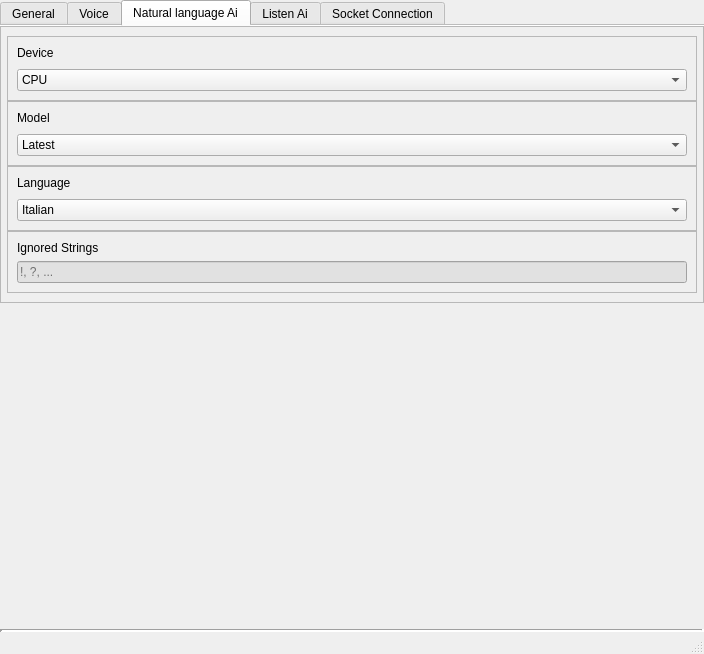
The window that ui/dialogs/settings.ui (GitGinocchio/custom-assistant) describes before a commit, drawn with Qt 5.
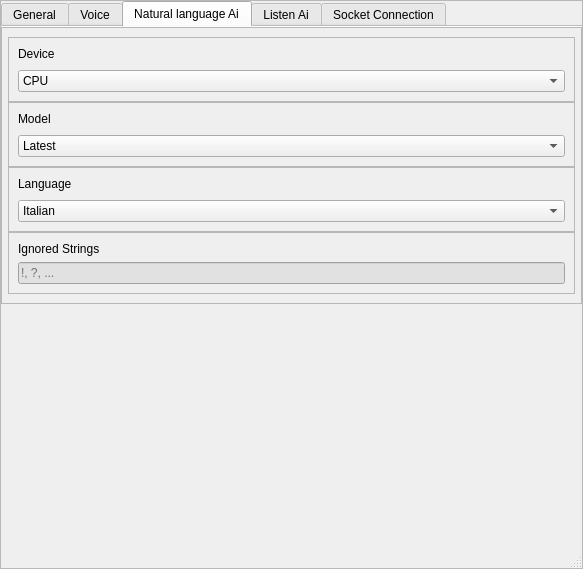
The same window after the commit.

What changed in the file:
```diff
--- a/ui/dialogs/settings.ui
+++ b/ui/dialogs/settings.ui
@@ -1,28 +1,51 @@
 <?xml version="1.0" encoding="UTF-8"?>
 <ui version="4.0">
- <class>MainWindow</class>
- <widget class="QMainWindow" name="MainWindow">
+ <class>Dialog</class>
+ <widget class="QDialog" name="Dialog">
+  <property name="windowModality">
+   <enum>Qt::ApplicationModal</enum>
+  </property>
   <property name="geometry">
    <rect>
     <x>0</x>
     <y>0</y>
-    <width>704</width>
-    <height>654</height>
+    <width>583</width>
+    <height>565</height>
    </rect>
   </property>
   <property name="windowTitle">
-   <string>MainWindow</string>
+   <string>Dialog</string>
   </property>
-  <property name="dockNestingEnabled">
+  <property name="sizeGripEnabled">
    <bool>true</bool>
   </property>
-  <property name="dockOptions">
-   <set>QMainWindow::AllowNestedDocks|QMainWindow::AllowTabbedDocks|QMainWindow::AnimatedDocks|QMainWindow::ForceTabbedDocks|QMainWindow::GroupedDragging</set>
+  <property name="modal">
+   <bool>true</bool>
   </property>
-  <property name="unifiedTitleAndToolBarOnMac">
-   <bool>false</bool>
-  </property>
-  <widget class="QWidget" name="centralwidget">
+  <layout class="QHBoxLayout" name="horizontalLayout">
+   <property name="spacing">
+    <number>0</number>
+   </property>
+   <property name="leftMargin">
+    <number>0</number>
+   </property>
+   <property name="topMargin">
+    <number>0</number>
+   </property>
+   <property name="rightMargin">
+    <number>0</number>
+   </property>
+   <property name="bottomMargin">
+    <number>0</number>
+   </property>
+   <item>
+    <widget class="QFrame" name="frame">
+     <property name="frameShape">
+      <enum>QFrame::StyledPanel</enum>
+     </property>
+     <property name="frameShadow">
+      <enum>QFrame::Raised</enum>
+     </property>
    <layout class="QVBoxLayout" name="verticalLayout">
     <property name="spacing">
      <number>0</number>
@@ -39,7 +62,7 @@
     <property name="bottomMargin">
      <number>0</number>
     </property>
-    <item alignment="Qt::AlignTop">
+      <item>
      <widget class="QTabWidget" name="tabWidget">
       <property name="mouseTracking">
        <bool>true</bool>
@@ -1051,35 +1074,10 @@
       </widget>
      </widget>
     </item>
-    <item>
-     <widget class="Line" name="line">
-      <property name="sizePolicy">
-       <sizepolicy hsizetype="Minimum" vsizetype="Fixed">
-        <horstretch>0</horstretch>
-        <verstretch>0</verstretch>
-       </sizepolicy>
-      </property>
-      <property name="frameShadow">
-       <enum>QFrame::Sunken</enum>
-      </property>
-      <property name="lineWidth">
-       <number>3</number>
-      </property>
-      <property name="midLineWidth">
-       <number>0</number>
-      </property>
-      <property name="orientation">
-       <enum>Qt::Horizontal</enum>
-      </property>
+     </layout>
      </widget>
     </item>
    </layout>
-  </widget>
-  <widget class="QStatusBar" name="statusbar">
-   <property name="styleSheet">
-    <string notr="true">color: rgb(0, 0, 0);</string>
-   </property>
-  </widget>
  </widget>
  <resources/>
  <connections/>
```
Lines whose indentation alone changed are shown as unchanged.
